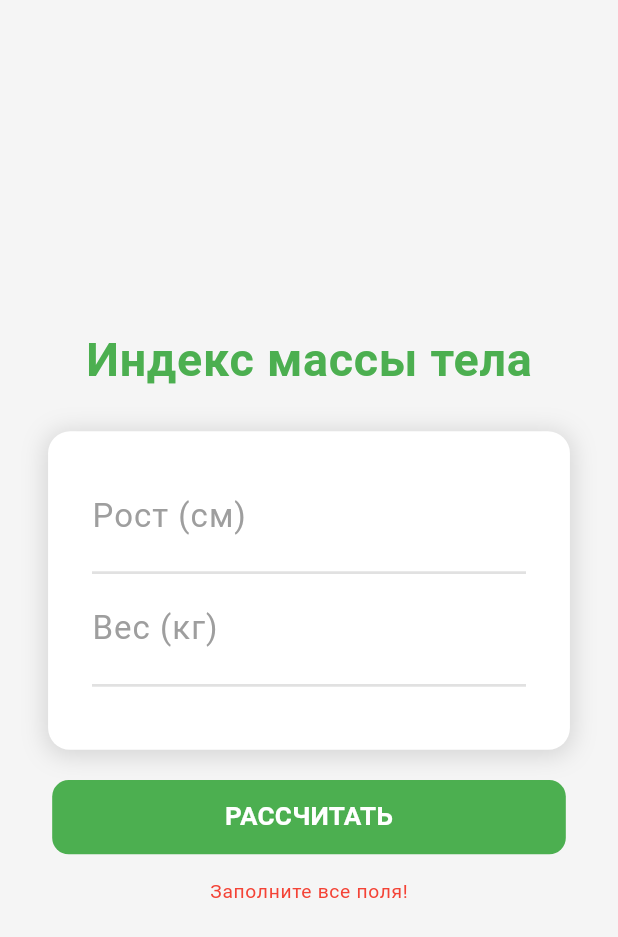
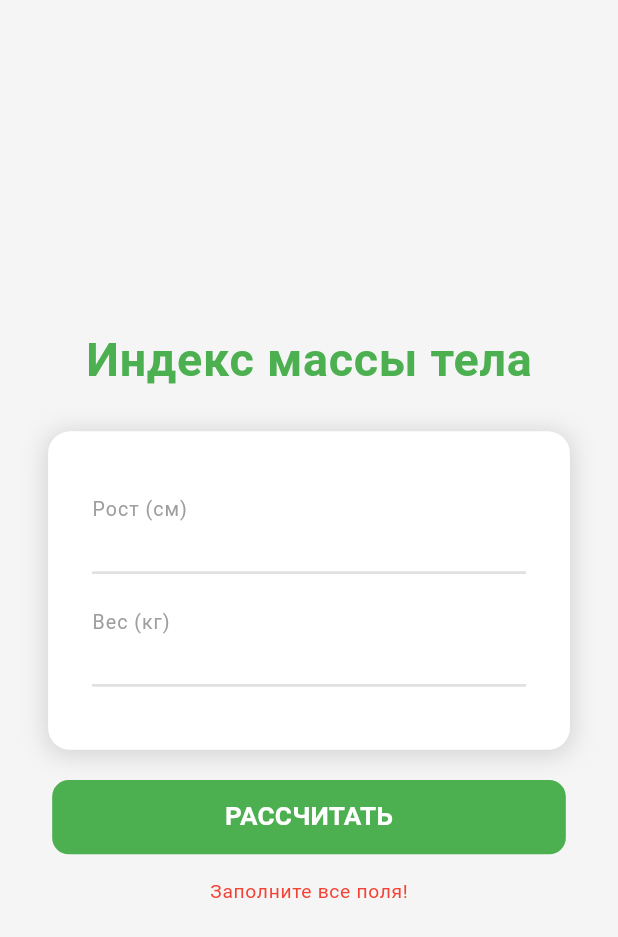
Before and after one commit to ZhdanovaAnna/flutter-apps, a Flutter app: the screen it shows once a user with an empty profile is signed in, on a phone screen of 412 x 824 dp. Shown: the top 937 px of the screen. Run offline on Flutter 3.47's test engine with Material 3 defaults, Android fonts, the phone set to English and light mode, and no system bars; our stand-ins replace supabase_flutter; accounts and stored records are empty.

Commit message:
Fix iPhone Safari form layout

```diff
--- a/lib/widgets/design_text_field.dart
+++ b/lib/widgets/design_text_field.dart
@@ -28,7 +28,10 @@
       keyboardType: keyboardType,
       validator: validator,
 
-      style: const TextStyle(fontSize: 16, color: AppColors.text, height: 1),
+      // Возвращаем исходный размер.
+      // Он потом масштабируется вместе со всем макетом
+      // через FittedBox.
+      style: const TextStyle(fontSize: 10.5, color: AppColors.text, height: 1),
 
       cursorColor: AppColors.green,
 
@@ -40,13 +43,13 @@
 
         labelStyle: const TextStyle(
           color: AppColors.muted,
-          fontSize: 16,
+          fontSize: 9.5,
           fontWeight: FontWeight.w400,
         ),
 
         hintStyle: const TextStyle(
           color: AppColors.muted,
-          fontSize: 16,
+          fontSize: 10.5,
           fontWeight: FontWeight.w400,
         ),
 
@@ -66,6 +69,8 @@
           borderSide: BorderSide(color: AppColors.green),
         ),
 
+        // Ошибку внутри поля не показываем,
+        // как было в исходном дизайне.
         errorStyle: const TextStyle(height: 0, fontSize: 0),
       ),
     );
--- a/lib/widgets/screen_shell.dart
+++ b/lib/widgets/screen_shell.dart
@@ -12,32 +12,53 @@
     return Scaffold(
       backgroundColor: AppColors.background,
 
-      resizeToAvoidBottomInset: false,
+      // ВАЖНО:
+      // клавиатура должна уменьшать доступную область,
+      // чтобы SingleChildScrollView мог прокрутить форму.
+      resizeToAvoidBottomInset: true,
 
       body: SafeArea(
         child: LayoutBuilder(
           builder: (context, constraints) {
-            final widthScale = constraints.maxWidth / AppMetrics.designWidth;
-
-            final scale = widthScale.clamp(0.8, 2.0).toDouble();
+            // Масштабируем дизайн только по ширине.
+            //
+            // Нельзя учитывать height:
+            // при открытии клавиатуры высота резко уменьшается,
+            // из-за этого раньше весь экран начинал пересчитывать масштаб.
+            final scale = (constraints.maxWidth / AppMetrics.designWidth)
+                .clamp(0.8, 2.0)
+                .toDouble();
 
             final contentWidth = AppMetrics.designWidth * scale;
             final contentHeight = AppMetrics.designHeight * scale;
 
             return SingleChildScrollView(
-              physics: const ClampingScrollPhysics(),
+              keyboardDismissBehavior: ScrollViewKeyboardDismissBehavior.onDrag,
+
+              // Небольшое место снизу, чтобы кнопку/поле
+              // можно было полностью вывести над клавиатурой.
+              padding: const EdgeInsets.only(bottom: 24),
+
               child: SizedBox(
                 width: constraints.maxWidth,
-                height: constraints.maxHeight < contentHeight
+
+                // Если экран выше макета — растягиваем область.
+                // Если клавиатура уменьшила экран — макет остаётся
+                // полноценного размера и его можно прокручивать.
+                height: contentHeight > constraints.maxHeight
                     ? contentHeight
                     : constraints.maxHeight,
-                child: Center(
+
+                child: Align(
+                  alignment: Alignment.topCenter,
                   child: SizedBox(
                     width: contentWidth,
                     height: contentHeight,
+
                     child: FittedBox(
                       fit: BoxFit.fill,
-                      alignment: Alignment.center,
+                      alignment: Alignment.topCenter,
+
                       child: SizedBox(
                         width: AppMetrics.designWidth,
                         height: AppMetrics.designHeight,
```
Also changed, not shown: 1 other file.
